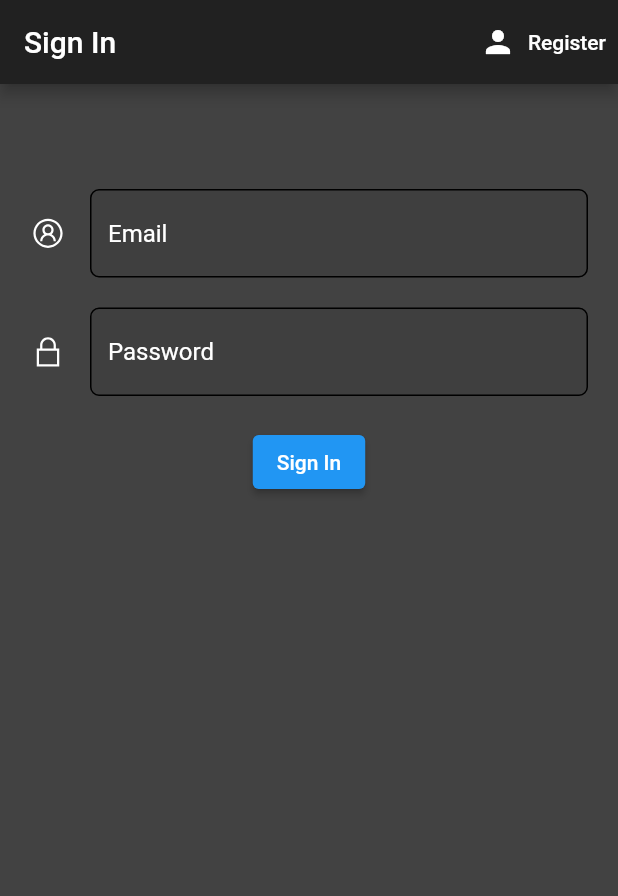
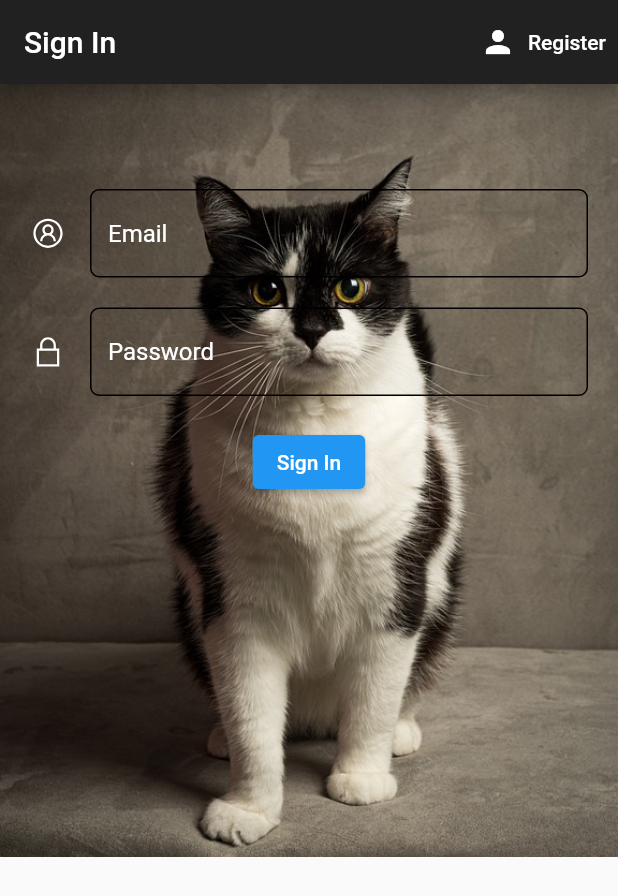
Before and after one commit to sungkd/DemoApp, a Flutter app: the screen it shows after launch, on a phone screen of 412 x 824 dp. Shown: the top 896 px of the screen. Run offline on Flutter 3.47's test engine with Material 2 defaults, Android fonts, the phone set to English and light mode, and no system bars; our stand-ins replace cloud_firestore, firebase_auth, firebase_core, flutter_spinkit, line_icons; accounts and stored records are empty.

Commit message:
Added image and modified sign_in.dart

```diff
--- a/lib/screens/sign_in.dart
+++ b/lib/screens/sign_in.dart
@@ -29,7 +29,7 @@ class _SignInState extends State<SignIn> {
   @override
   Widget build(BuildContext context) {
     return loading ? Loading() : Scaffold(
-      backgroundColor: Colors.grey[800],
+      //backgroundColor: Colors.white,
       appBar: AppBar(
         title: Text('Sign In'),
         centerTitle: false,
@@ -50,7 +50,8 @@ class _SignInState extends State<SignIn> {
       body: Center(
         child: Stack(
           children: [
-            //Image(image: AssetImage('assets/dog1.jpg')),
+            Image(image: AssetImage('assets/cat.jpg'),
+                fit: BoxFit.cover),
             Padding(
               padding: const EdgeInsets.symmetric(horizontal: 20.0, vertical: 50.0),
               child: Form(
```
Also changed, not shown: assets/cat.jpg (added).
